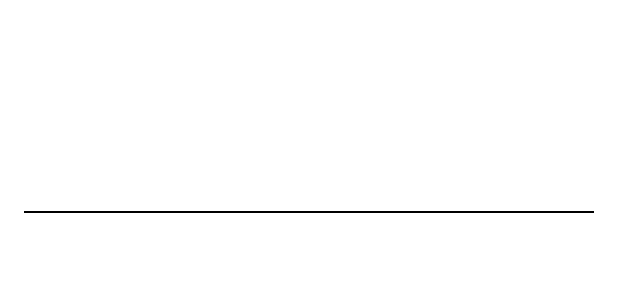
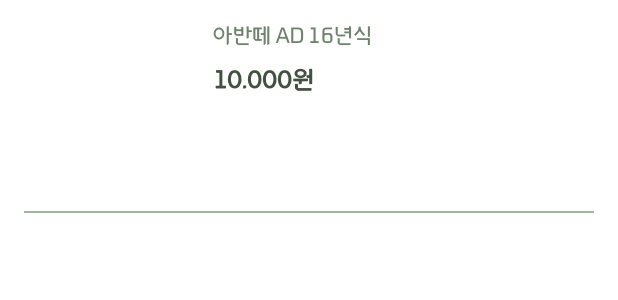
Before and after one commit to BrianLee1008/PROJECT_Brooklyn, an Android app: the layout item_article.xml on its own in the app's theme, with its tools: preview values and no code run, on a phone screen of 412 x 824 dp. Shown: the top 300 px of the screen. Run offline under Robolectric (Android 15) with nearby library versions, the phone set to English and light mode, and no system bars.

Commit message:
xml 수정

```diff
--- a/app/src/main/java/com/example/practice_p2papp/MainActivity.kt
+++ b/app/src/main/java/com/example/practice_p2papp/MainActivity.kt
@@ -15,6 +15,7 @@ class MainActivity : AppCompatActivity() {
 	private val articleFragment = ArticleListFragment()
 	private val chatRoomListFragment = ChatListFragment()
 	private val myPageFragment = MyPageFragment()
+
 
 	private lateinit var binding: ActivityMainBinding
 	override fun onCreate(savedInstanceState: Bundle?) {
--- a/app/src/main/java/com/example/practice_p2papp/StartActivity.kt
+++ b/app/src/main/java/com/example/practice_p2papp/StartActivity.kt
@@ -16,6 +16,7 @@ class StartActivity : AppCompatActivity() {
 		setContentView(binding.root)
 
 		setStartButtonListener()
+		setSignInButtonListener()
 	}
 
 	private fun setStartButtonListener(){
@@ -23,6 +24,9 @@ class StartActivity : AppCompatActivity() {
 			val intent = Intent(this, MainActivity::class.java)
 			startActivity(intent)
 		}
+	}
+
+	private fun setSignInButtonListener(){
 
 	}
 }
--- /dev/null
+++ b/app/src/main/res/drawable/no_stroke_box.xml
@@ -0,0 +1,6 @@
+<?xml version="1.0" encoding="utf-8"?>
+<shape xmlns:android="http://schemas.android.com/apk/res/android">
+
+    <corners android:radius="4dp" />
+
+</shape>
--- a/app/src/main/res/layout/item_article.xml
+++ b/app/src/main/res/layout/item_article.xml
@@ -3,6 +3,7 @@
     xmlns:app="http://schemas.android.com/apk/res-auto"
     android:layout_width="match_parent"
     android:layout_height="wrap_content"
+    xmlns:tools="http://schemas.android.com/tools"
     android:paddingStart="16dp"
     android:paddingTop="16dp"
     android:paddingEnd="16dp">
@@ -11,6 +12,7 @@
         android:id="@+id/thumbnailImageView"
         android:layout_width="110dp"
         android:layout_height="110dp"
+        android:src="@drawable/no_stroke_box"
         android:layout_marginBottom="16dp"
         android:scaleType="center"
         app:layout_constraintBottom_toBottomOf="parent"
@@ -23,37 +25,33 @@
         android:layout_height="wrap_content"
         android:layout_marginStart="16dp"
         android:maxLines="2"
-        android:textColor="@color/black"
-        android:textSize="16sp"
+        android:ellipsize="end"
+        android:textColor="@color/mone_long_green"
+        android:fontFamily="@font/wemakeprice_regular"
+        tools:text="아반떼 AD 16년식"
+        android:textSize="14sp"
         app:layout_constraintEnd_toEndOf="parent"
         app:layout_constraintStart_toEndOf="@id/thumbnailImageView"
         app:layout_constraintTop_toTopOf="parent" />
 
     <TextView
-        android:id="@+id/dateTextView"
+        android:id="@+id/priceTextView"
         android:layout_width="0dp"
+        android:maxLines="1"
         android:layout_height="wrap_content"
-        android:layout_marginTop="6dp"
+        android:textColor="@color/mone_extra_long_green"
+        android:textSize="16sp"
+        android:fontFamily="@font/wemakeprice_bold"
+        tools:text="10.000원"
+        android:layout_marginTop="12dp"
         app:layout_constraintEnd_toEndOf="parent"
         app:layout_constraintStart_toStartOf="@id/titleTextView"
         app:layout_constraintTop_toBottomOf="@id/titleTextView" />
 
-    <TextView
-        android:id="@+id/priceTextView"
-        android:layout_width="0dp"
-        android:layout_height="wrap_content"
-        android:textColor="@color/black"
-        android:textSize="15sp"
-        android:layout_marginTop="6dp"
-        android:textStyle="bold"
-        app:layout_constraintEnd_toEndOf="parent"
-        app:layout_constraintStart_toStartOf="@id/titleTextView"
-        app:layout_constraintTop_toBottomOf="@id/dateTextView" />
-
     <View
         android:layout_width="0dp"
         android:layout_height="1dp"
-        android:background="@color/black"
+        android:background="@color/mone_green"
         app:layout_constraintBottom_toBottomOf="parent"
         app:layout_constraintEnd_toEndOf="parent"
         app:layout_constraintStart_toStartOf="parent" />
```
Also changed, not shown: app/src/main/res/layout/item_chat_list.xml (+77 -9 lines).
